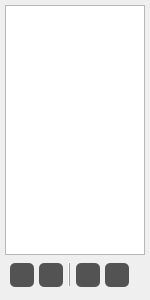
Above: Ui/DockWidget/SceneWidget.ui from hash1018/Raina before the change. Below: the same form after it.
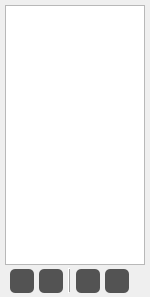
That is the form after the change. Icons and pictures are not drawn.

```diff
--- a/Ui/DockWidget/SceneWidget.ui
+++ b/Ui/DockWidget/SceneWidget.ui
@@ -7,7 +7,7 @@
     <x>0</x>
     <y>0</y>
     <width>150</width>
-    <height>300</height>
+    <height>297</height>
    </rect>
   </property>
   <property name="minimumSize">
@@ -72,7 +72,7 @@
     <number>5</number>
    </property>
    <property name="bottomMargin">
-    <number>5</number>
+    <number>0</number>
    </property>
    <item>
     <widget class="QListWidget" name="listWidget"/>
@@ -82,13 +82,13 @@
      <property name="minimumSize">
       <size>
        <width>0</width>
-       <height>40</height>
+       <height>32</height>
       </size>
      </property>
      <property name="maximumSize">
       <size>
        <width>16777215</width>
-       <height>40</height>
+       <height>32</height>
       </size>
      </property>
      <layout class="QHBoxLayout" name="horizontalLayout">
```
